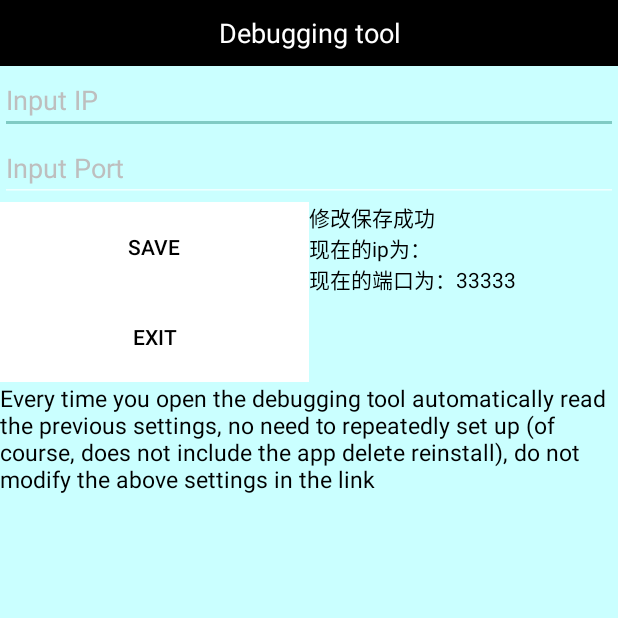
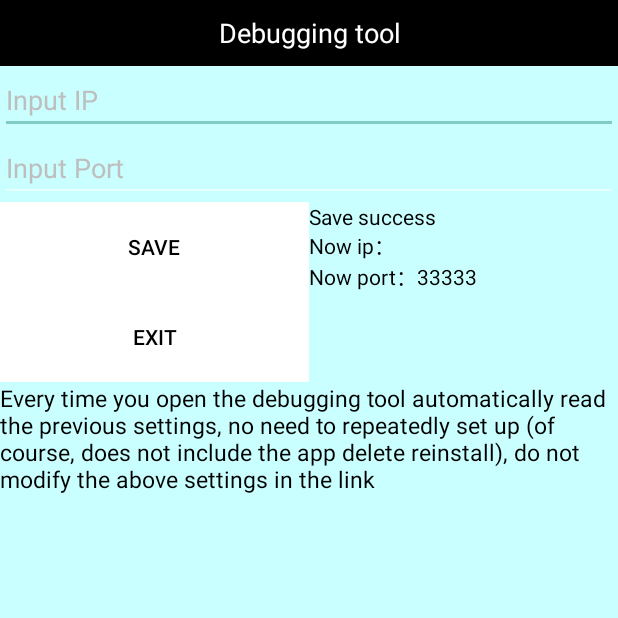
Before and after one commit to WhiteMagic2014/slocksocket, an Android app: the setconfig screen opened directly, with no data from a screen before it, after a tap on "SAVE", on a phone screen of 412 x 824 dp, the top half of it. Run offline under Robolectric (Android 15) with nearby library versions, the light colour scheme and no system bars; 1 statement that could not run was skipped.

Commit message:
补充添加翻译

```diff
--- a/MyApplication/app/src/main/java/magic/slocksocket/setconfig.java
+++ b/MyApplication/app/src/main/java/magic/slocksocket/setconfig.java
@@ -56,8 +56,8 @@ public class setconfig extends Activity implements View.OnClickListener {
 //        HOST_PORT = share.getInt("port", 8888);
 
 
-        info.setText("现在的ip为：" + share.getString("ip", "0.0.0.0") + "\n" +
-                "现在的端口为：" + share.getInt("port", 8888));
+        info.setText(getString(R.string.nowip) + share.getString("ip", "0.0.0.0") + "\n" +
+                getString(R.string.nowport) + share.getInt("port", 8888));
 
     }
 
@@ -72,8 +72,8 @@ public class setconfig extends Activity implements View.OnClickListener {
                 editor.putInt("port", Integer.parseInt(et_port.getText().toString()));
                 editor.commit();
 
-                info.setText("修改保存成功\n现在的ip为：" + share.getString("ip", "0.0.0.0") + "\n" +
-                        "现在的端口为：" + share.getInt("port", 8888));
+                info.setText(getString(R.string.savechange)+"\n"+ getString(R.string.nowip)  + share.getString("ip", "0.0.0.0") + "\n" +
+                        getString(R.string.nowport) + share.getInt("port", 8888));
 
 
                 break;
--- a/MyApplication/app/src/main/res/values/strings.xml
+++ b/MyApplication/app/src/main/res/values/strings.xml
@@ -14,4 +14,14 @@
     <string name="save">save</string>
     <string name="exit">exit</string>
     <string name="guide">Every time you open the debugging tool automatically read the previous settings, no need to repeatedly set up (of course, does not include the app delete reinstall), do not modify the above settings in the link</string>
+
+    <string name="warn1">Please ensure that the network environment！</string>
+    <string name="info1">Slock ID:</string>
+    <string name="info2">Scan Result:</string>
+    <string name="lock">slock</string>
+    <string name="lockid">ID:</string>
+    <string name="shoudongduankai">Manual disconnect</string>
+    <string name="nowip">Now ip：</string>
+    <string name="nowport">Now port：</string>
+    <string name="savechange">Save success</string>
 </resources>
```
Also changed, not shown: MyApplication/app/src/main/java/magic/slocksocket/MainActivity.java (+5 -5 lines), 1 other file.
